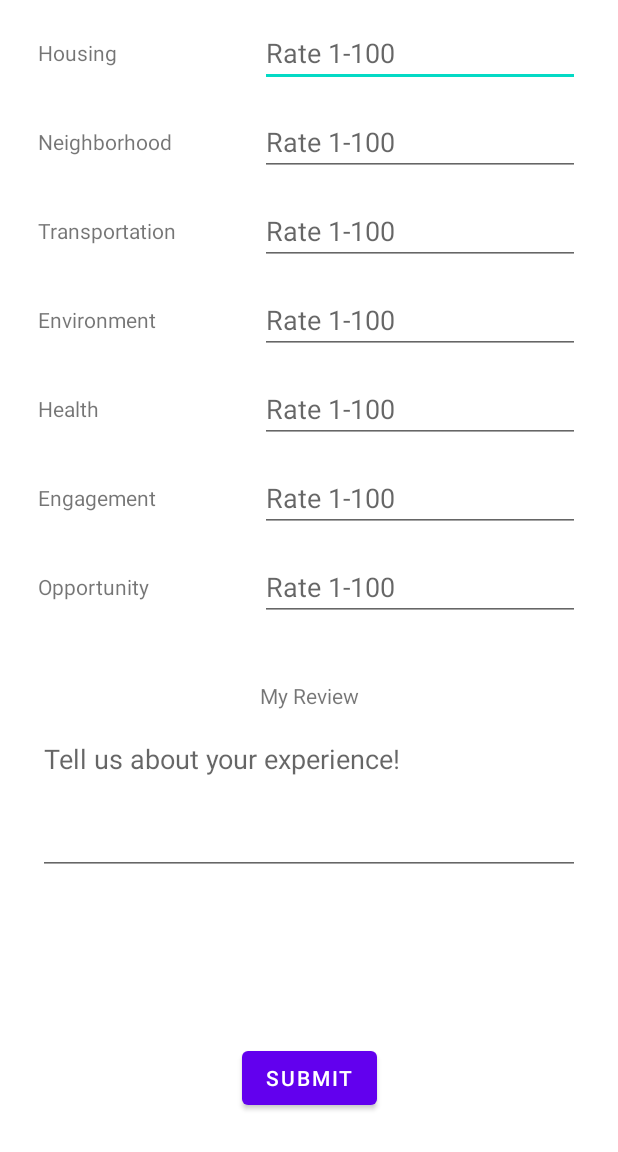
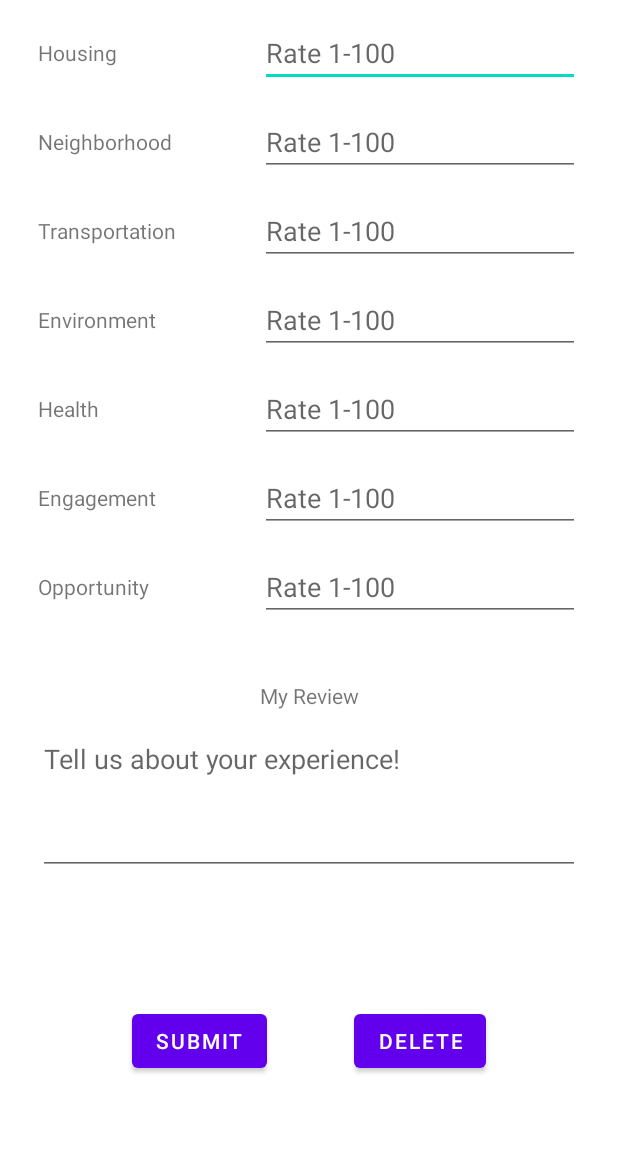
Before and after one commit to tuallen/CMSC436-Group-1, an Android app: the fragment NeighborhoodAssessment placed in its activity, after a tap on "SUBMIT", on a phone screen of 412 x 824 dp, the part 84-1236 px from its top. Run offline under Robolectric (Android 15) with nearby library versions, the phone set to English and light mode, and no system bars; our stand-ins replace Firebase (no records; nobody signed in at launch, a user with empty details on screens opened directly).

Commit message:
Delete button

```diff
--- a/Block Browser/app/src/main/java/com/example/myapplication/assessment/NeighborhoodAssessment.kt
+++ b/Block Browser/app/src/main/java/com/example/myapplication/assessment/NeighborhoodAssessment.kt
@@ -20,9 +20,9 @@ import com.google.firebase.firestore.ktx.firestore
 import com.google.firebase.ktx.Firebase
 
 class NeighborhoodAssessment : Fragment() {
-    private lateinit var root : View;
-    private lateinit var blockID: String;
-    private lateinit var deviceID: String;
+    private lateinit var root : View
+    private lateinit var blockID: String
+    private lateinit var deviceID: String
     private lateinit var db : FirebaseFirestore
     private var mDoc : QueryDocumentSnapshot? = null
 
@@ -35,28 +35,21 @@ class NeighborhoodAssessment : Fragment() {
     private lateinit var mOpportunity: EditText
     private lateinit var mReview: EditText
     private lateinit var mSubmitButton: Button
+    private lateinit var mDeleteButton: Button
 
     //Whenever you need the context use mCallback (goes with fun onAttach)
     private lateinit var mCallback: Context
     override fun onCreateView(inflater: LayoutInflater, container: ViewGroup?,
-                              savedInstanceState: Bundle?): View? {
+                              savedInstanceState: Bundle?): View {
         Log.d(TAG, "Entered onCreateView()")
 
-        root = inflater.inflate(com.example.myapplication.R.layout.assess_layout, container, false)
+        root = inflater.inflate(R.layout.assess_layout, container, false)
         deviceID = Settings.Secure.getString(mCallback.contentResolver, Settings.Secure.ANDROID_ID)
         db = Firebase.firestore // Reference to database
-
         // Get block ID
         blockID = "TEST"
 //        if (intent.hasExtra("blockID")) {
 //            blockID = intent.getStringExtra("blockID").toString()
-//        }
-
-        // Set title
-//        mCallback.title = if (intent.hasExtra("blockName")) { // TODO: blockName
-//            intent.getStringExtra("blockName").toString()
-//        } else {
-//            resources.getString(R.string.default_survey_title)
 //        }
 
         // Initialize EditText fields
@@ -81,7 +74,13 @@ class NeighborhoodAssessment : Fragment() {
         // Initialize submit button
         mSubmitButton = root.findViewById<View>(R.id.buttonSubmitAssessment) as Button
         mSubmitButton.setOnClickListener {
-            enterClicked()
+            submitClicked()
+        }
+
+        // Initialize delete button
+        mDeleteButton = root.findViewById<View>(R.id.buttonDeleteAssessment) as Button
+        mDeleteButton.setOnClickListener {
+            deleteClicked()
         }
 
         loadData() // load existing assessment
@@ -127,11 +126,11 @@ class NeighborhoodAssessment : Fragment() {
     }
 
     // Submit assessment
-    private fun enterClicked() {
+    private fun submitClicked() {
         Log.d(TAG, "Entered enterClicked()")
 
         // Parse assessment into hashmap
-        var assessment = HashMap<String, Any>()
+        val assessment = HashMap<String, Any>()
         assessment["device"] = deviceID
         assessment["block"] = blockID
         if (mHousing.text.toString() != "") assessment["housing"] = Integer.parseInt(mHousing.text.toString())
@@ -144,8 +143,8 @@ class NeighborhoodAssessment : Fragment() {
 
         // Submit assessment if there is no existing assessment
         if (assessment.size >= 9) {
+            if (mReview.text.toString() != "") assessment["review"] = mReview.text.toString()
             if (mDoc == null) {
-                if (mReview.text.toString() != "") assessment["review"] = mReview.text.toString()
                 db.collection("assessments")
                     .add(assessment)
                     .addOnSuccessListener { documentReference ->
@@ -160,7 +159,6 @@ class NeighborhoodAssessment : Fragment() {
             }
             // Edit existing assessment
             else {
-                if (mReview.text.toString() != "") assessment["review"] = mReview.text.toString()
                 mDoc!!.reference
                     .update(assessment as Map<String, Any>)
                     .addOnSuccessListener {
@@ -173,14 +171,30 @@ class NeighborhoodAssessment : Fragment() {
         }
         // Delete assessment
         else if (assessment.size == 2){
-            if (mDoc != null) mDoc!!.reference.delete()
-            mDoc = null
-            Toast.makeText(mCallback, DELETE_SUCCESSFUL, Toast.LENGTH_LONG).show()
+            deleteClicked()
         }
         // Not filled out
         else{
             Toast.makeText(mCallback, NOT_COMPLETE, Toast.LENGTH_LONG).show()
         }
+    }
+
+    // Delete assessment
+    private fun deleteClicked() {
+        // Delete from database
+        if (mDoc != null) mDoc!!.reference.delete()
+        mDoc = null
+
+        // Reset fields
+        mHousing.setText("")
+        mNeighborhood.setText("")
+        mTransportation.setText("")
+        mEnvironment.setText("")
+        mHealth.setText("")
+        mEngagement.setText("")
+        mOpportunity.setText("")
+        mReview.setText("")
+        Toast.makeText(mCallback, DELETE_SUCCESSFUL, Toast.LENGTH_LONG).show()
     }
 
     // Limit EditText field to integers from minValue to maxValue
--- a/Block Browser/app/src/main/res/layout/assess_layout.xml
+++ b/Block Browser/app/src/main/res/layout/assess_layout.xml
@@ -9,8 +9,8 @@
         android:id="@+id/textViewHousing"
         android:layout_width="wrap_content"
         android:layout_height="wrap_content"
+        android:layout_marginLeft="25dp"
         android:layout_marginTop="25dp"
-        android:layout_marginLeft="25dp"
         android:text="Housing"
         app:layout_constraintStart_toStartOf="parent"
         app:layout_constraintTop_toTopOf="parent" />
@@ -151,8 +151,8 @@
         android:id="@+id/textViewReview"
         android:layout_width="wrap_content"
         android:layout_height="wrap_content"
+        android:layout_marginTop="40dp"
         android:text="My Review"
-        android:layout_marginTop="40dp"
         app:layout_constraintEnd_toEndOf="parent"
         app:layout_constraintStart_toStartOf="parent"
         app:layout_constraintTop_toBottomOf="@+id/editTextOpportunity" />
@@ -161,8 +161,8 @@
         android:id="@+id/editTextReview"
         android:layout_width="match_parent"
         android:layout_height="100dp"
+        android:layout_marginLeft="25dp"
         android:layout_marginTop="10dp"
-        android:layout_marginLeft="25dp"
         android:layout_marginRight="25dp"
         android:ems="10"
         android:gravity="start|top"
@@ -177,11 +177,24 @@
         android:id="@+id/buttonSubmitAssessment"
         android:layout_width="wrap_content"
         android:layout_height="wrap_content"
-        android:layout_marginBottom="25dp"
+        android:layout_marginLeft="30dp"
+        android:layout_marginBottom="50dp"
         android:text="Submit"
+        app:layout_constraintBottom_toBottomOf="parent"
+        app:layout_constraintEnd_toStartOf="@+id/buttonDeleteAssessment"
+        app:layout_constraintHorizontal_bias="0.5"
+        app:layout_constraintStart_toStartOf="parent" />
+
+    <Button
+        android:id="@+id/buttonDeleteAssessment"
+        android:layout_width="wrap_content"
+        android:layout_height="wrap_content"
+        android:layout_marginRight="30dp"
+        android:layout_marginBottom="50dp"
+        android:text="delete"
         app:layout_constraintBottom_toBottomOf="parent"
         app:layout_constraintEnd_toEndOf="parent"
         app:layout_constraintHorizontal_bias="0.5"
-        app:layout_constraintStart_toStartOf="parent" />
+        app:layout_constraintStart_toEndOf="@+id/buttonSubmitAssessment" />
 
 </androidx.constraintlayout.widget.ConstraintLayout>
--- a/Block Browser/app/src/main/res/menu/drawer_view.xml
+++ b/Block Browser/app/src/main/res/menu/drawer_view.xml
@@ -12,6 +12,6 @@
         <item
             android:id="@+id/assess"
             android:icon="@drawable/ic_three"
-            android:title="Neighborhood Assessments" />
+            android:title="My Assessment" />
     </group>
 </menu>
```
